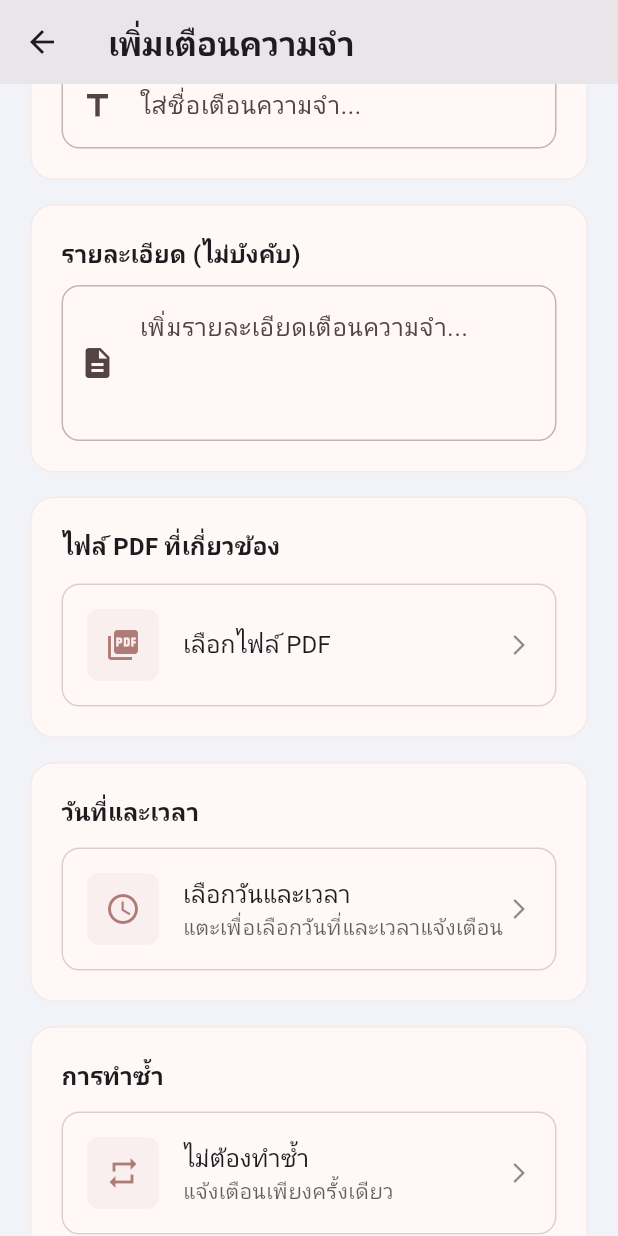
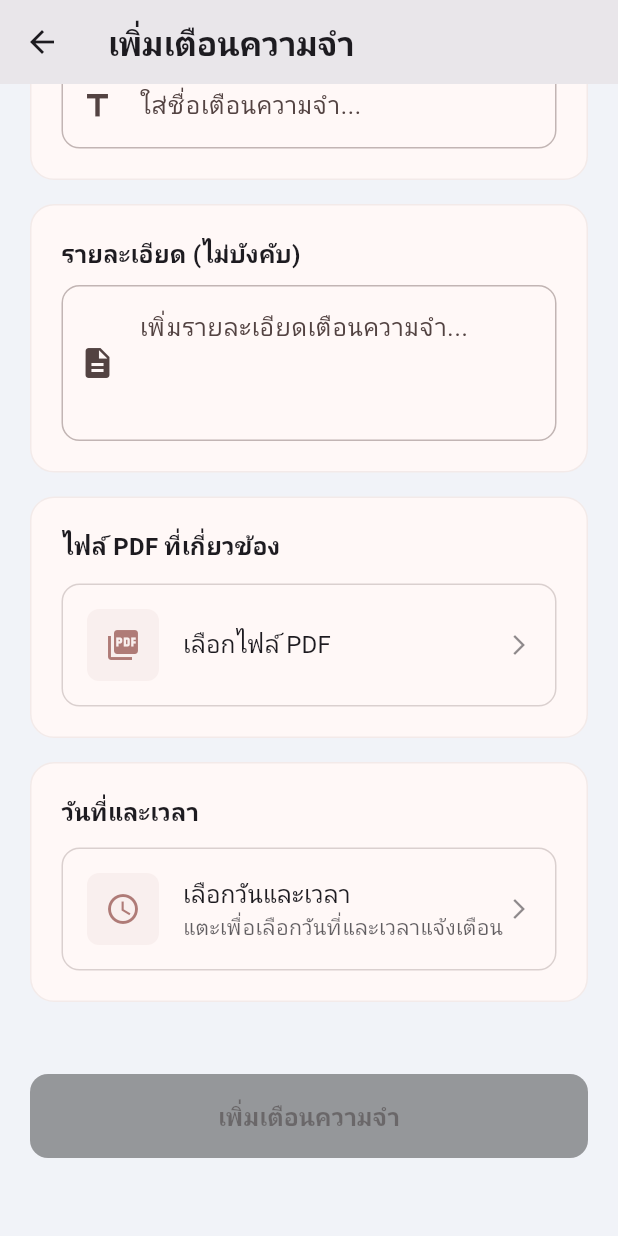
Before and after one commit to thisadee2897/law_app, a Flutter app: the AddEditReminderScreen screen opened directly, scrolled down 87 dp, on a phone screen of 412 x 824 dp. Run offline on Flutter 3.47's test engine with Material 3 defaults, Android fonts, the light colour scheme and no system bars; our stand-ins replace flex_color_scheme, flutter_local_notifications, flutter_native_splash, flutter_riverpod, flutter_screenutil, flutter_timezone and 11 more; generated files the repository leaves out were written again; Roboto replaces fonts that are missing (Prompt).

Commit message:
0.0.5 เพิ่มไฟล์ , แก้บัค UI , ปรับความเหมาะสม UI

```diff
--- a/lib/features/home/views/home_screen.dart
+++ b/lib/features/home/views/home_screen.dart
@@ -2,6 +2,7 @@ import 'package:flutter/material.dart';
 import 'package:law_app/components/export.dart';
 import '../providers/controllers/category_controller.dart';
 import 'widgets/home_screen_mobile_widgets.dart';
+import 'package:upgrader/upgrader.dart';
 
 class HomeScreen extends BaseStatefulWidget {
   const HomeScreen({super.key});
@@ -23,11 +24,11 @@ class _HomeScreenState extends BaseState<HomeScreen> {
 
   @override
   Widget buildTablet(BuildContext context, SizingInformation sizingInformation) {
-    return HomeScreenMobileWidgets();
+    return UpgradeAlert(showIgnore: false, showLater: false, dialogStyle: UpgradeDialogStyle.cupertino, child: HomeScreenMobileWidgets());
   }
 
   @override
   Widget buildMobile(BuildContext context, SizingInformation sizingInformation) {
-    return HomeScreenMobileWidgets();
+    return UpgradeAlert(showIgnore: false, showLater: false, dialogStyle: UpgradeDialogStyle.cupertino, child: HomeScreenMobileWidgets());
   }
 }
--- a/lib/features/reminder/providers/reminder_provider.dart
+++ b/lib/features/reminder/providers/reminder_provider.dart
@@ -138,7 +138,7 @@ class ReminderNotifier {
   Future<void> toggleReminderActiveStatus(int id) async {
     final existingReminder = _reminderBoxManager.get(id);
     if (existingReminder != null) {
-      final updatedReminder = existingReminder.copyWith(isActive: !existingReminder.isActive);
+      final updatedReminder = existingReminder.copyWith(isActive: false);
       _reminderBoxManager.update(updatedReminder);
 
       if (updatedReminder.isActive) {
@@ -158,6 +158,8 @@ class ReminderNotifier {
       }
     }
   }
+
+
 
   Future<void> deleteReminder(int id) async {
     try {
--- a/lib/features/reminder/views/add_edit_reminder_screen.dart
+++ b/lib/features/reminder/views/add_edit_reminder_screen.dart
@@ -6,7 +6,7 @@ import 'package:law_app/features/reminder/providers/add_edit_reminder_provider_n
 import 'package:law_app/features/reminder/providers/reminder_provider.dart';
 import 'package:law_app/features/reminder/widgets/custom_widgets.dart';
 import 'package:law_app/features/reminder/widgets/multi_select_pdf_bottom_sheet.dart';
-import 'package:law_app/features/reminder/widgets/recurrence_bottom_sheet.dart';
+// import 'package:law_app/features/reminder/widgets/recurrence_bottom_sheet.dart';
 
 class AddEditReminderScreen extends ConsumerStatefulWidget {
   final ReminderModel? reminder;
@@ -38,9 +38,9 @@ class _AddEditReminderScreenState extends ConsumerState<AddEditReminderScreen> {
     final theme = Theme.of(context);
     final state = ref.watch(addEditReminderProvider);
     final notifier = ref.read(addEditReminderProvider.notifier);
-    final recurrenceNames = ref.watch(recurrenceNamesProvider);
-    final weekdayNames = ref.watch(weekdayNamesProvider);
-    final monthNames = ref.watch(monthNamesProvider);
+    // final recurrenceNames = ref.watch(recurrenceNamesProvider);
+    // final weekdayNames = ref.watch(weekdayNamesProvider);
+    // final monthNames = ref.watch(monthNamesProvider);
 
     return Scaffold(
       backgroundColor: theme.scaffoldBackgroundColor,
@@ -141,24 +141,24 @@ class _AddEditReminderScreenState extends ConsumerState<AddEditReminderScreen> {
                       ),
                     ),
 
-                    // Recurrence Section
-                    CustomCard(
-                      child: Column(
-                        crossAxisAlignment: CrossAxisAlignment.start,
-                        children: [
-                          Text('การทำซ้ำ', style: theme.textTheme.titleMedium?.copyWith(fontWeight: FontWeight.w600)),
-                          const SizedBox(height: 12),
-                          SelectionCard(
-                            enabled: !state.isOverdue,
-                            title: recurrenceNames[state.recurrenceType] ?? 'ไม่ทำซ้ำ',
-                            subtitle: _getRecurrenceSubtitle(state, weekdayNames, monthNames),
-                            icon: Icons.repeat,
-                            hasValue: state.recurrenceType != 'none',
-                            onTap: () => _showRecurrenceSelection(context, ref, notifier),
-                          ),
-                        ],
-                      ),
-                    ),
+                    // // Recurrence Section
+                    // CustomCard(
+                    //   child: Column(
+                    //     crossAxisAlignment: CrossAxisAlignment.start,
+                    //     children: [
+                    //       Text('การทำซ้ำ', style: theme.textTheme.titleMedium?.copyWith(fontWeight: FontWeight.w600)),
+                    //       const SizedBox(height: 12),
+                    //       SelectionCard(
+                    //         enabled: !state.isOverdue,
+                    //         title: recurrenceNames[state.recurrenceType] ?? 'ไม่ทำซ้ำ',
+                    //         subtitle: _getRecurrenceSubtitle(state, weekdayNames, monthNames),
+                    //         icon: Icons.repeat,
+                    //         hasValue: state.recurrenceType != 'none',
+                    //         onTap: () => _showRecurrenceSelection(context, ref, notifier),
+                    //       ),
+                    //     ],
+                    //   ),
+                    // ),
 
                     // Active Status (for editing only)
                     if (widget.reminder != null)
@@ -222,31 +222,31 @@ class _AddEditReminderScreenState extends ConsumerState<AddEditReminderScreen> {
     }
   }
 
-  String? _getRecurrenceSubtitle(AddEditReminderState state, Map<int, String> weekdayNames, Map<int, String> monthNames) {
-    switch (state.recurrenceType) {
-      case 'weekly':
-        if (state.selectedDayOfWeek != null) {
-          return 'ทุกวัน${weekdayNames[state.selectedDayOfWeek!]}';
-        }
-        break;
-      case 'monthly':
-        if (state.selectedDayOfMonth != null) {
-          return 'ทุกวันที่ ${state.selectedDayOfMonth!} ของเดือน';
-        }
-        break;
-      case 'yearly':
-        if (state.selectedDayOfMonth != null && state.selectedMonthOfYear != null) {
-          return 'ทุกวันที่ ${state.selectedDayOfMonth!} ${monthNames[state.selectedMonthOfYear!]}';
-        }
-        break;
-      case 'daily':
-        return 'ทุกวันในเวลาเดียวกัน';
-      case 'none':
-      default:
-        return 'แจ้งเตือนเพียงครั้งเดียว';
-    }
-    return null;
-  }
+  // String? _getRecurrenceSubtitle(AddEditReminderState state, Map<int, String> weekdayNames, Map<int, String> monthNames) {
+  //   switch (state.recurrenceType) {
+  //     case 'weekly':
+  //       if (state.selectedDayOfWeek != null) {
+  //         return 'ทุกวัน${weekdayNames[state.selectedDayOfWeek!]}';
+  //       }
+  //       break;
+  //     case 'monthly':
+  //       if (state.selectedDayOfMonth != null) {
+  //         return 'ทุกวันที่ ${state.selectedDayOfMonth!} ของเดือน';
+  //       }
+  //       break;
+  //     case 'yearly':
+  //       if (state.selectedDayOfMonth != null && state.selectedMonthOfYear != null) {
+  //         return 'ทุกวันที่ ${state.selectedDayOfMonth!} ${monthNames[state.selectedMonthOfYear!]}';
+  //       }
+  //       break;
+  //     case 'daily':
+  //       return 'ทุกวันในเวลาเดียวกัน';
+  //     case 'none':
+  //     default:
+  //       return 'แจ้งเตือนเพียงครั้งเดียว';
+  //   }
+  //   return null;
+  // }
 
   Future<void> _pickDateTime(BuildContext context, WidgetRef ref, AddEditReminderNotifier notifier) async {
     final state = ref.read(addEditReminderProvider);
@@ -292,16 +292,16 @@ class _AddEditReminderScreenState extends ConsumerState<AddEditReminderScreen> {
     );
   }
 
-  void _showRecurrenceSelection(BuildContext context, WidgetRef ref, AddEditReminderNotifier notifier) {
-    final state = ref.read(addEditReminderProvider);
+  // void _showRecurrenceSelection(BuildContext context, WidgetRef ref, AddEditReminderNotifier notifier) {
+  //   final state = ref.read(addEditReminderProvider);
 
-    showModalBottomSheet(
-      isScrollControlled: true,
-      context: context,
-      backgroundColor: Colors.transparent,
-      builder: (context) => RecurrenceBottomSheet(currentRecurrence: state.recurrenceType, onRecurrenceChanged: notifier.setRecurrenceType),
-    );
-  }
+  //   showModalBottomSheet(
+  //     isScrollControlled: true,
+  //     context: context,
+  //     backgroundColor: Colors.transparent,
+  //     builder: (context) => RecurrenceBottomSheet(currentRecurrence: state.recurrenceType, onRecurrenceChanged: notifier.setRecurrenceType),
+  //   );
+  // }
 
   Future<void> _saveReminder(BuildContext context, WidgetRef ref, AddEditReminderNotifier notifier) async {
     if (!notifier.validateForm()) {
--- a/pubspec.yaml
+++ b/pubspec.yaml
@@ -16,7 +16,7 @@ publish_to: "none" # Remove this line if you wish to publish to pub.dev
 # https://developer.apple.com/library/archive/documentation/General/Reference/InfoPlistKeyReference/Articles/CoreFoundationKeys.html
 # In Windows, build-name is used as the major, minor, and patch parts
 # of the product and file versions while build-number is used as the build suffix.
-version: 0.0.4+1
+version: 0.0.5
 
 environment:
   sdk: ^3.7.2
@@ -89,6 +89,7 @@ dependencies:
   collection: ^1.19.1
   open_file: ^3.5.10
   flutter_timezone: ^4.1.1
+  upgrader: ^10.3.0
 
 
 
```
Also changed, not shown: lib/core/database/current_data.dart (+95 -3 lines), lib/features/reminder/views/reminder_screen.dart (+99 -37 lines), lib/features/reminder/widgets/custom_widgets.dart (+20 -18 lines), lib/features/settings/views/notification_settings_screen.dart (+49 -49 lines), lib/main.dart (+8 -8 lines), 8 other files.
